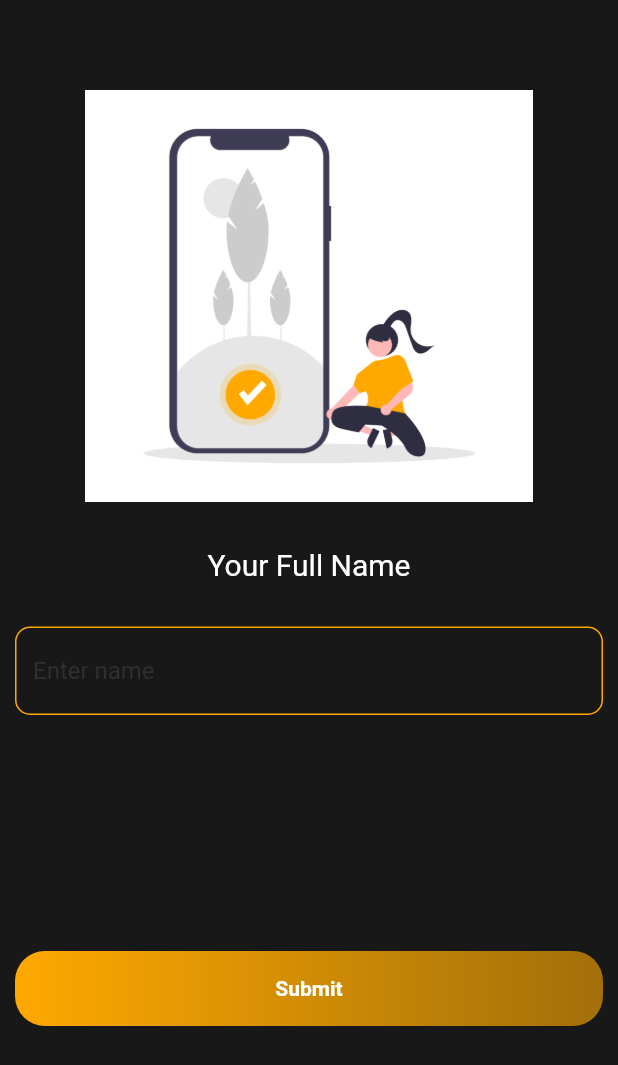
After one commit to jaggadas/annapurna, a Flutter app: the NameScreen screen opened by its route, on a phone screen of 412 x 824 dp. The commit adds this screen. Shown: the top 1065 px of the screen. Run offline on Flutter 3.47's test engine with Material 2 defaults, Android fonts, the phone set to English and light mode, and no system bars; our stand-ins replace carousel_slider, cloud_firestore, firebase_auth, firebase_core, flutter_svg, fluttertoast and 2 more; accounts and stored records are empty; network calls fail.

Commit message:
NameScreen added

```diff
--- a/lib/main.dart
+++ b/lib/main.dart
@@ -1,5 +1,6 @@
 import 'package:annapurna/screens/HomePage.dart';
 import 'package:annapurna/screens/LoginScreen.dart';
+import 'package:annapurna/screens/NameScreen.dart';
 import 'package:annapurna/screens/Splash.dart';
 import 'package:annapurna/screens/OnboardingScreen.dart';
 import 'package:annapurna/screens/Splash.dart';
@@ -22,13 +23,14 @@ class MyApp extends StatelessWidget {
   Widget build(BuildContext context) {
     return MaterialApp(
         debugShowCheckedModeBanner: false,
-        home: dish_description(),
+        home: splash(),
         routes: {
           OnBoardingScreen.id:(context)=> OnBoardingScreen(),
           splash.id:(context)=> splash(),
           HomePage.id:(context)=> HomePage(),
           LoginPage.id:(context)=> LoginPage(),
           dish_description.id:(context)=> dish_description(),
+          NameScreen.id:(context)=> NameScreen(),
         } );
 
 
--- a/lib/screens/LoginScreen.dart
+++ b/lib/screens/LoginScreen.dart
@@ -22,7 +22,8 @@ class _LoginPageState extends State<LoginPage> {
   @override
   Widget build(BuildContext context) {
     return Scaffold(
-      body: Stack(children: [
+      body: FadeAnimation(
+        1,Stack(children: [
           Container(
             child: Image.asset('assets/images/bg_image.jpg', fit: BoxFit.fitWidth,),
           ),
@@ -112,6 +113,7 @@ class _LoginPageState extends State<LoginPage> {
             ),
           )
         ]),
+      ),
     );
   }
 }
--- /dev/null
+++ b/lib/screens/NameScreen.dart
@@ -0,0 +1,87 @@
+import 'package:annapurna/screens/HomePage.dart';
+import 'package:annapurna/utils/colors.dart';
+import 'package:annapurna/utils/firebase.dart';
+import 'package:flutter/material.dart';
+
+import '../utils/random.dart';
+import '../utils/validate.dart';
+class NameScreen extends StatelessWidget {
+  static String id='Name';
+  var currentNameController = TextEditingController();
+  var currentEmailController = TextEditingController();
+  var addressController = TextEditingController();
+  var localityController = TextEditingController();
+  var cityController = TextEditingController();
+  var pincodeController = TextEditingController();
+  var stateController  = TextEditingController();
+  var textFieldHeight = 75.0;
+  String name='';
+  @override
+  Widget build(BuildContext context) {
+    return Scaffold(
+      backgroundColor: kGrey,
+      body: Padding(
+        padding: const EdgeInsets.all(10.0),
+        child: SingleChildScrollView(
+          child: SafeArea(
+            child: Container(
+              height: MediaQuery.of(context).size.height,
+              width: MediaQuery.of(context).size.width,
+              child: Column(
+                crossAxisAlignment: CrossAxisAlignment.center,
+                children: [
+                  SizedBox(height: 50,),
+                  Container(
+                    child: Image.asset('assets/images/otp_image.png', height: MediaQuery.of(context).size.height/3,),
+                  ),
+                  SizedBox(height: 30,),
+                  Text('Your Full Name',style: TextStyle(color: Colors.white,fontSize: 20),),
+                  SizedBox(height: 30,),
+                  Container(height: textFieldHeight,width: MediaQuery.of(context).size.width,
+                    child: TextFormField(style: getTextFieldStyle(),
+                      controller: currentNameController,
+                      validator: validateNotEmptyString,
+                      decoration: getInputDecoration(
+                        "Enter name",
+
+                      ),
+                      onChanged: (value){
+                        name=value;
+                      },
+                    ),
+                  ),
+                  Spacer(),
+                  GestureDetector(
+                    onTap: (){
+                     AuthService().addName(name);
+                     Navigator.pushNamed(context, HomePage.id);
+                    },
+                    child: Container(
+                      height: 50,
+                      width: MediaQuery.of(context).size.width*1,
+                      decoration: BoxDecoration(
+                          borderRadius: BorderRadius.circular(20),
+                          gradient: LinearGradient(colors: [
+                            Color.fromRGBO(255, 169, 0, 1),
+                            Color.fromRGBO(255, 169, 0, .6),
+                          ])),
+                      child: Center(
+                        child: Text(
+                          "Submit",
+                          style: TextStyle(
+                              color: Colors.white,
+                              fontWeight: FontWeight.bold),
+                        ),
+                      ),
+                    ),
+                  ),
+                  SizedBox(height: 150,)
+                ],
+              ),
+            ),
+          ),
+        ),
+      ),
+    );
+  }
+}
--- a/lib/screens/OtpPage.dart
+++ b/lib/screens/OtpPage.dart
@@ -100,7 +100,8 @@ class _OtpPageState extends State<OtpPage> {
         ),
       ),
       backgroundColor: kGrey,
-      body: Container(
+      body: SingleChildScrollView(
+        child: Container(
           child: Column(
             children: <Widget>[
               Container(
@@ -173,7 +174,6 @@ class _OtpPageState extends State<OtpPage> {
                               try {
                                 await AuthService().signInWithOTP(
                                     enteredOtp, verificationId, context);
-                              Navigator.pushNamed(context, HomePage.id);
                               }
                               catch(e) {
                                 print(e);
@@ -203,6 +203,7 @@ class _OtpPageState extends State<OtpPage> {
                     SizedBox(
                       height: 70,
                     ),
+                    FadeAnimation(1.5, Text('The code was sent to:  ${widget.phoneNumber}', style: TextStyle(color: Colors.white),)),
                     FadeAnimation(
                       1.5,
                       TextButton(
@@ -223,6 +224,7 @@ class _OtpPageState extends State<OtpPage> {
             ],
           ),
         ),
+      ),
     );
   }
 }
--- a/lib/utils/firebase.dart
+++ b/lib/utils/firebase.dart
@@ -1,4 +1,6 @@
 import 'package:annapurna/screens/HomePage.dart';
+import 'package:annapurna/screens/NameScreen.dart';
+import 'package:cloud_firestore/cloud_firestore.dart';
 import 'package:firebase_auth/firebase_auth.dart';
 import 'package:flutter/material.dart';
 import 'package:annapurna/screens/LoginScreen.dart';
@@ -7,15 +9,15 @@ import 'package:annapurna/screens/HomePage.dart';
 
 
 class AuthService{
-
+  var kUsers='users';
   var auth = FirebaseAuth.instance;
-
+  var firestore1 = FirebaseFirestore.instance;
 
 
   signIn(AuthCredential authCredential,context)async{
     try{
       await FirebaseAuth.instance.signInWithCredential(authCredential);
-      Navigator.pushNamed(context, HomePage.id);
+      showNameScreen(context);
       // Navigator.pushNamed(context, Interstitial.id);
     }
     catch(e){
@@ -49,7 +51,26 @@ class AuthService{
     }
   }
 
+  showNameScreen(BuildContext context) async{
+    final CollectionReference collectionRef = FirebaseFirestore.instance.collection(kUsers);
+    final DocumentSnapshot documentSnapshot = await collectionRef.doc(auth.currentUser?.uid).get();
+    if (documentSnapshot.exists) {
+      Navigator.pushNamed(context, HomePage.id);
+      print('exists');
+    }
+    else
+      {
+        Navigator.pushNamed(context, NameScreen.id);
+        print('does not exist');
+      }
+  }
 
+  addName(String name) async{
+    await firestore1.collection(kUsers).doc(auth.currentUser?.uid).set(
+        {
+          "name": name,
+        });
+  }
 
 
 }
```
Lines whose indentation alone changed are shown as unchanged.
